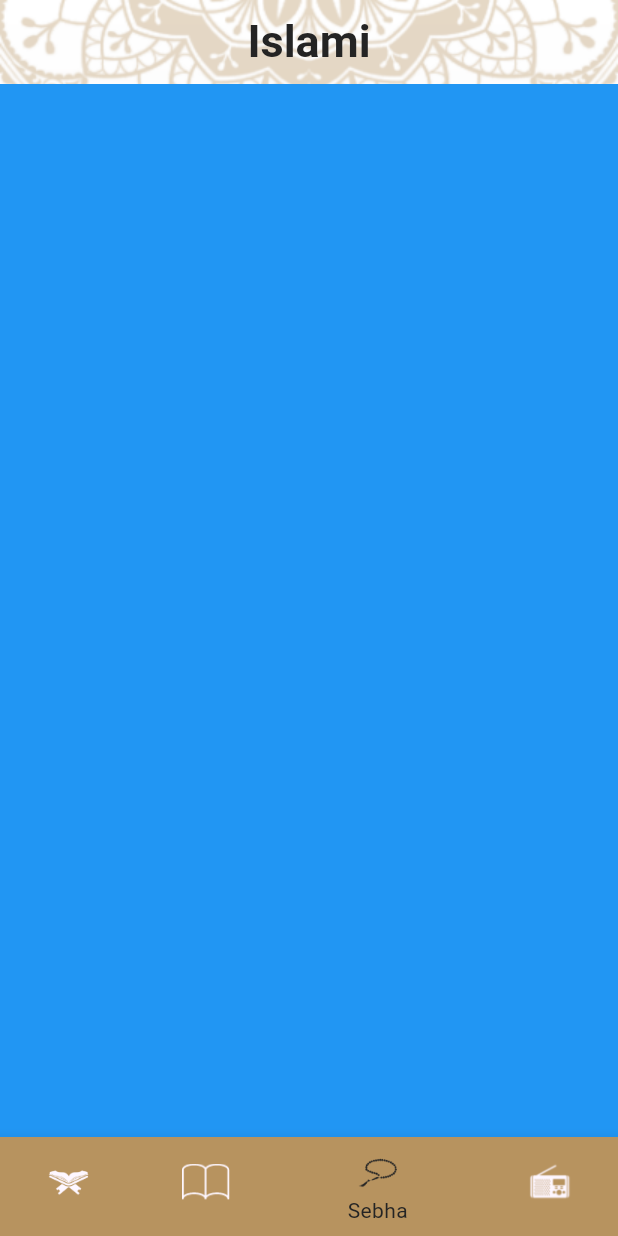
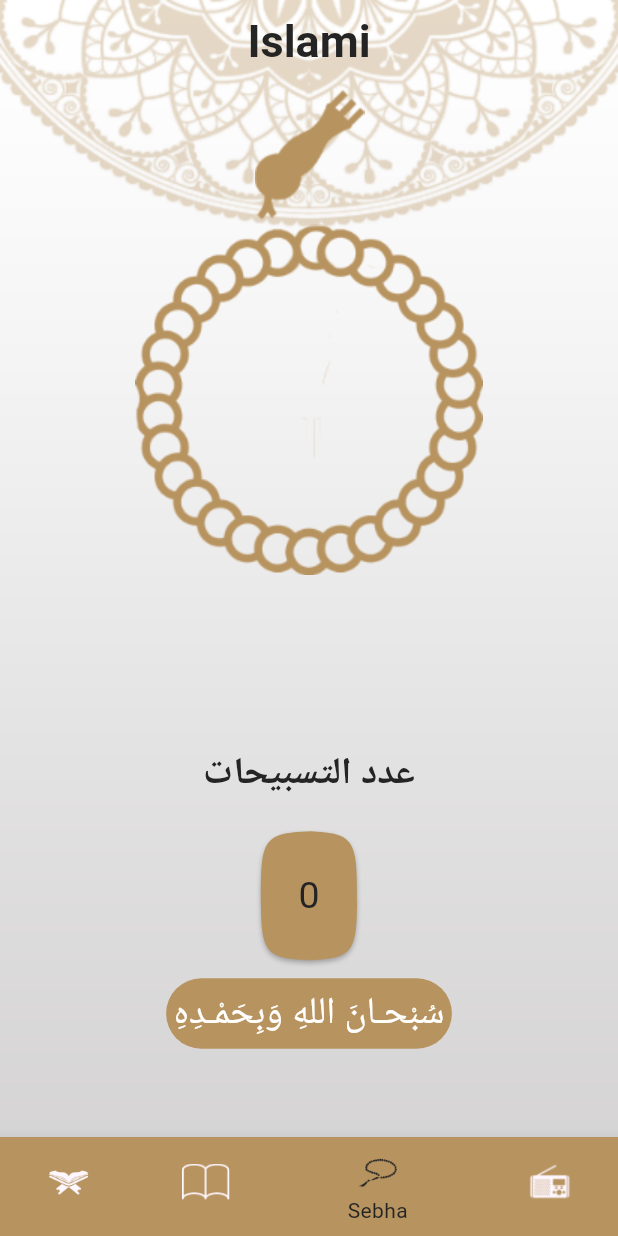
Before and after one commit to khaledNat3y/Islami_app, a Flutter app: the screen it shows after launch, item 3 of the bottom bar chosen, on a phone screen of 412 x 824 dp. Run offline on Flutter 3.47's test engine with Material 3 defaults, Android fonts, the phone set to English and light mode, and no system bars.

Commit message:
Finished sebha tab.

```diff
--- a/lib/screens/home/home_screen.dart
+++ b/lib/screens/home/home_screen.dart
@@ -37,6 +37,7 @@ class _HomeState extends State<Home> {
   AppBar buildAppBar() => AppBar(
         backgroundColor: AppColors.transparent,
         elevation: 0,
+        shadowColor: AppColors.transparent,
         centerTitle: true,
         title: const Text("Islami",style: AppTheme.appBarTextStyle,),
       );
--- a/lib/screens/home/tabs/quran/quran_tab.dart
+++ b/lib/screens/home/tabs/quran/quran_tab.dart
@@ -23,12 +23,9 @@ class QuranTab extends StatelessWidget {
         ),
       ],
     );
-
   }
-
-  Expanded buildScreenContent() {
-    return Expanded(
-        child: Column(
+  Column buildScreenContent() {
+    return Column(
       children: [
         Container(width: double.infinity,height: 3,color: AppColors.orange,),
          const Padding(
@@ -42,9 +39,8 @@ class QuranTab extends StatelessWidget {
           ),
         ),
         Container(width: double.infinity,height: 3,color: AppColors.orange,),
-            Expanded(flex:7,child: buildSurasListView()),
+        Expanded(child: buildSurasListView()),
       ],
-        ),
     );
   }
 
--- a/lib/screens/home/tabs/sebha/sebha_tab.dart
+++ b/lib/screens/home/tabs/sebha/sebha_tab.dart
@@ -1,9 +1,93 @@
 import 'package:flutter/material.dart';
-class SebhaTab extends StatelessWidget {
-  const SebhaTab({super.key});
+import 'package:new_app/utils/app_colors.dart';
+import 'package:new_app/utils/app_theme.dart';
+
+import '../../../../utils/app_assets.dart';
+class SebhaTab extends StatefulWidget {
+
+   SebhaTab({super.key});
 
   @override
+  State<SebhaTab> createState() => _SebhaTabState();
+}
+
+class _SebhaTabState extends State<SebhaTab> {
+  int counter = 0;
+  int index = 0;
+  double turns = 0.0;
+  List<String> azkar= ["سُبْحـانَ اللهِ وَبِحَمْـدِهِ", "أسْتَغْفِرُ اللهَ وَأتُوبُ إلَيْهِ", "الله اكبر"];
+  @override
   Widget build(BuildContext context) {
-    return Container(color: Colors.blue,);
+    return Center(
+      child: Column(
+        // mainAxisAlignment: MainAxisAlignment.center,
+        children: [
+          Expanded(
+            flex: 6,
+            child: Stack(
+              children: [
+                Positioned(
+                  left: 170,
+                  top: 4,
+                    child: Image.asset(AppAssets.sebhaHead)),
+                Container(
+                    alignment: Alignment.center,
+                    child: AnimatedRotation(
+                      turns: turns,
+                      duration: Duration(seconds: 1),
+                      child: Image.asset(AppAssets.sebhaBody)),
+                    ),
+
+              ],
+            ),
+          ),
+          Expanded(
+            flex: 4,
+            child: Column(
+              children: [
+                Container(
+                  margin: EdgeInsets.all(20),
+                  child: Text("عدد التسبيحات",style: AppTheme.mediumTitleTextStyle,),
+                ),
+                Container(
+                  child: ElevatedButton(
+                      style: ElevatedButton.styleFrom(
+                        shape:ContinuousRectangleBorder(borderRadius: BorderRadius.all(Radius.circular(50))),
+                        backgroundColor: AppColors.orange,
+                        padding: EdgeInsets.all(25),
+                      ),
+
+                      onPressed: (){
+                        counter++;
+                        if(counter % 33 == 0) {
+                          azkar[index++];
+                          if(index > azkar.length-1) {
+                            index = 0;
+                          }
+                        }
+                        turns += 1/33;
+                        setState(() {});
+                      },
+                      child: Text("$counter",style: AppTheme.regularTitleTextStyle,)),
+                ),
+                Container(
+                  padding: EdgeInsets.all(5),
+                  margin: EdgeInsets.symmetric(vertical: 12),
+                  decoration: BoxDecoration(
+                    borderRadius: BorderRadius.circular(40),
+                    shape: BoxShape.rectangle,
+                    color: AppColors.orange
+                  ),
+                  child: Text(azkar[index],style: TextStyle(color: AppColors.white,
+                  fontWeight: FontWeight.w400,
+                  fontSize: 25
+                  ),),
+                ),
+              ],
+            ),
+          ),
+        ],
+      ),
+    );
   }
 }
--- a/lib/utils/app_assets.dart
+++ b/lib/utils/app_assets.dart
@@ -7,6 +7,8 @@ abstract class AppAssets {
   static const String icRadio = "assets/images/icon_radio.png";
   static const String quranTabLogo = "assets/images/qur2an_screen_logo.png";
   static const String ahadethTabLogo = "assets/images/hadeth_logo.png";
+  static const String sebhaBody = "assets/images/body_sebha_logo.png";
+  static const String sebhaHead = "assets/images/head_sebha_logo.png";
 
 
 
```
Lines whose indentation alone changed are shown as unchanged.
